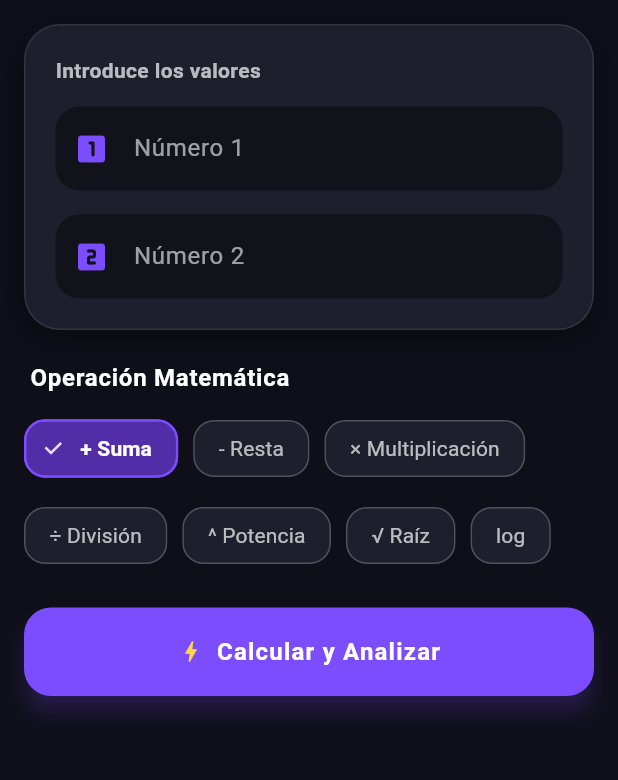
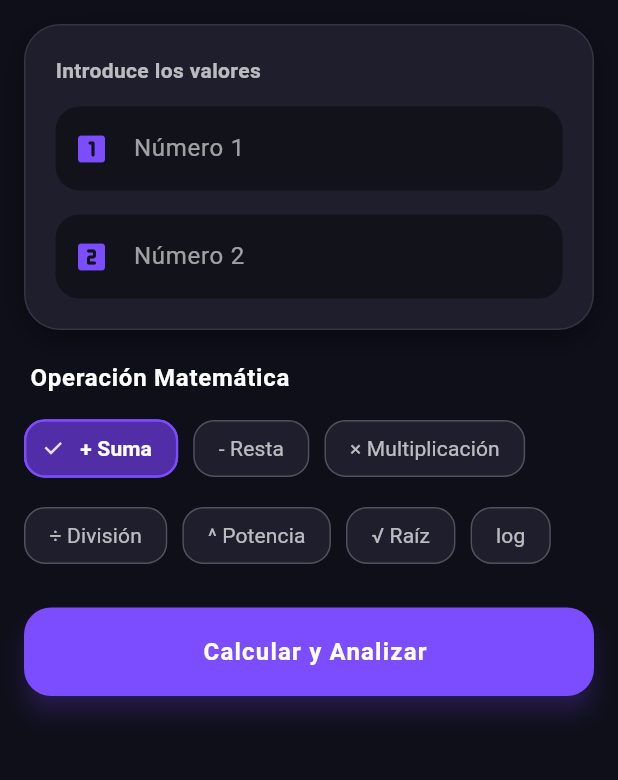
Before and after one commit to cdelriot1121/flutter.calculador, a Flutter app: the screen it shows after launch, on a phone screen of 412 x 824 dp, the part 84-864 px from its top. Run offline on Flutter 3.47's test engine with Material 3 defaults, Android fonts, the phone set to English and light mode, and no system bars.

Commit message:
refactor: cambios menores de iconos

```diff
--- a/lib/views/calculator_view.dart
+++ b/lib/views/calculator_view.dart
@@ -102,7 +102,7 @@ class CalculatorView extends StatelessWidget {
                     child: const Row(
                       mainAxisAlignment: MainAxisAlignment.center,
                       children: [
-                        Icon(Icons.bolt, color: Colors.amberAccent),
+
                         SizedBox(width: 8),
                         Text(
                           'Calcular y Analizar',
```
